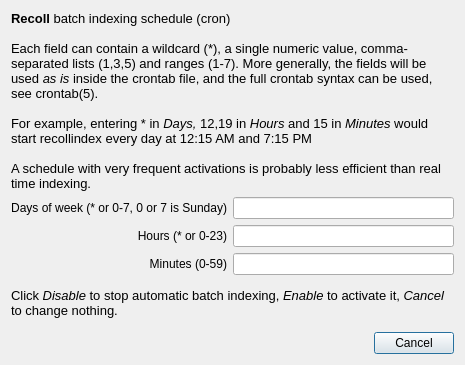
First picture: the form in src/qtgui/crontool.ui, repository spanner888/recoll, before the edit.
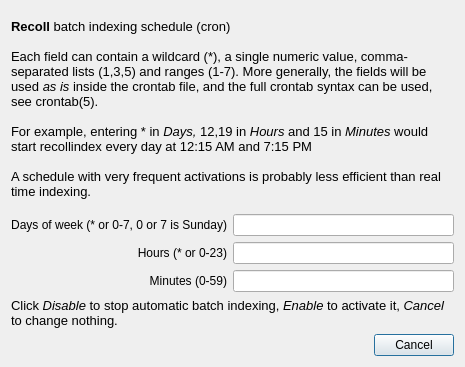
Second picture: the form after the edit.

Diff of the .ui file:
```diff
--- a/src/qtgui/crontool.ui
+++ b/src/qtgui/crontool.ui
@@ -7,7 +7,7 @@
     <x>0</x>
     <y>0</y>
     <width>465</width>
-    <height>365</height>
+    <height>367</height>
    </rect>
   </property>
   <property name="windowTitle">
@@ -18,6 +18,12 @@
     <layout class="QVBoxLayout" name="verticalLayout">
      <item>
       <widget class="QLabel" name="label">
+       <property name="sizePolicy">
+        <sizepolicy hsizetype="Preferred" vsizetype="Preferred">
+         <horstretch>0</horstretch>
+         <verstretch>1</verstretch>
+        </sizepolicy>
+       </property>
        <property name="text">
         <string>&lt;!DOCTYPE HTML PUBLIC &quot;-//W3C//DTD HTML 4.0//EN&quot; &quot;http://www.w3.org/TR/REC-html40/strict.dtd&quot;&gt;
 &lt;html&gt;&lt;head&gt;&lt;meta name=&quot;qrichtext&quot; content=&quot;1&quot; /&gt;&lt;style type=&quot;text/css&quot;&gt;
```
